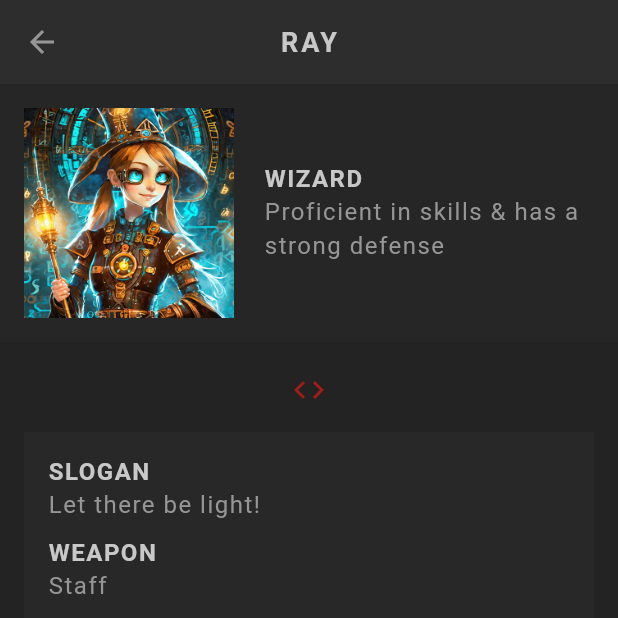
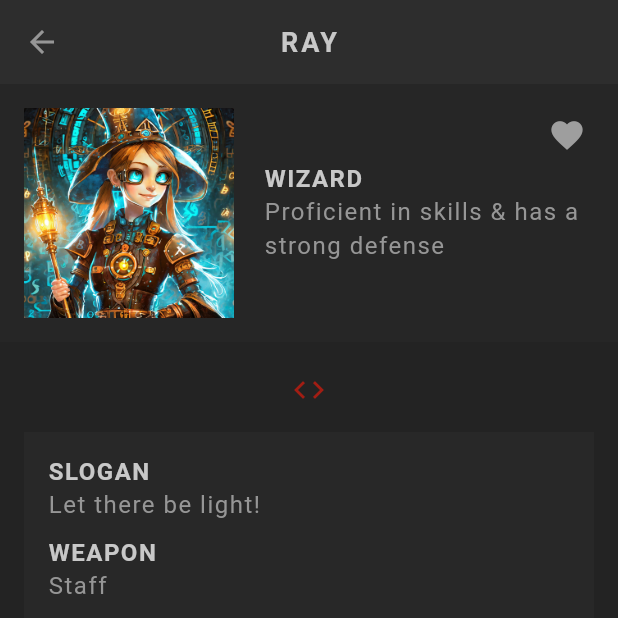
Before and after one commit to lapislazuli21/RPG_Character_App, a Flutter app: the Profile screen opened directly with sample values from the repository, on a phone screen of 412 x 824 dp, the top half of it. Run offline on Flutter 3.47's test engine with Material 3 defaults, Android fonts, the phone set to English and light mode, and no system bars; our stand-ins replace cloud_firestore, firebase_core, google_fonts; accounts and stored records are empty; Roboto replaces fonts that are missing (Kanit).

Commit message:
Intial Dev Completed

```diff
--- a/lib/screens/home/character_card.dart
+++ b/lib/screens/home/character_card.dart
@@ -16,7 +16,10 @@ class CharacterCard extends StatelessWidget {
         padding: const EdgeInsets.symmetric(horizontal: 16, vertical: 8),
         child: Row(
           children: [
-            Image.asset('assets/imgs/vocations/${character.vocation.image}', width: 80,),
+            Hero(
+              tag: character.id.toString(),
+              child: Image.asset('assets/imgs/vocations/${character.vocation.image}', width: 80,)
+            ),
             const SizedBox(width: 20,),
             Column(
               crossAxisAlignment: CrossAxisAlignment.start,
--- /dev/null
+++ b/lib/screens/profile/heart.dart
@@ -0,0 +1,55 @@
+import 'package:crpg/models/character.dart';
+import 'package:crpg/theme.dart';
+import 'package:flutter/material.dart';
+
+class Heart extends StatefulWidget {
+  const Heart({required this.character, super.key});
+
+  final Character character;
+
+  @override
+  State<Heart> createState() => _HeartState();
+}
+
+class _HeartState extends State<Heart> with SingleTickerProviderStateMixin {
+
+  late AnimationController _controller;
+
+  late Animation _sizeAnimation;
+
+  @override
+  void initState() {
+
+    _controller = AnimationController(
+      duration: const Duration(milliseconds: 200),
+      vsync: this
+    );
+
+    _sizeAnimation = TweenSequence([
+      TweenSequenceItem<double>(
+        tween: Tween(begin: 25, end: 40),
+        weight: 50,
+      ),
+      TweenSequenceItem<double>(
+        tween: Tween(begin: 40, end: 25),
+        weight: 50,
+      ),
+    ]).animate(_controller);
+
+    super.initState();
+  }
+
+  @override
+  Widget build(BuildContext context) {
+    return AnimatedBuilder(
+      animation: _controller,
+      builder: (context, child) {
+        return IconButton(onPressed: () {
+          _controller.reset();
+          _controller.forward();
+          widget.character.toggleIsFav();
+        }, icon: Icon(Icons.favorite, color: widget.character.isFav ? AppColors.primaryColor : Colors.grey, size: _sizeAnimation.value,));
+      }
+    );
+  }
+}
--- a/lib/screens/profile/profile.dart
+++ b/lib/screens/profile/profile.dart
@@ -1,3 +1,4 @@
+import 'package:crpg/screens/profile/heart.dart';
 import 'package:crpg/screens/profile/skill_list.dart';
 import 'package:crpg/screens/profile/stats_table.dart';
 import 'package:crpg/services/character_store.dart';
@@ -24,12 +25,17 @@ class Profile extends StatelessWidget {
         child: Column(
           crossAxisAlignment: CrossAxisAlignment.center,
           children: [
+            Stack(
+              children: [
                 Container(
                   padding: const EdgeInsets.all(16),
                   color: AppColors.secondaryColor.withOpacity(0.3),
                   child: Row(
                     children: [
-                  Image.asset('assets/imgs/vocations/${character.vocation.image}', width: 140, height: 140,),
+                      Hero(
+                        tag: character.id.toString(),
+                        child: Image.asset('assets/imgs/vocations/${character.vocation.image}', width: 140, height: 140,)
+                      ),
                       const SizedBox(width: 20,),
                       Expanded(
                         child: Column(
@@ -42,6 +48,9 @@ class Profile extends StatelessWidget {
                       ),
                     ],
                   ),
+                ),
+                Positioned(top: 10, right: 10 ,child: Heart(character: character)),
+              ],
             ),
 
             const SizedBox(height: 20,),
--- a/lib/screens/profile/stats_table.dart
+++ b/lib/screens/profile/stats_table.dart
@@ -13,6 +13,9 @@ class StatsTable extends StatefulWidget {
 }
 
 class _StatsTableState extends State<StatsTable> {
+
+  double turns = 0.0;
+
   @override
   Widget build(BuildContext context) {
     return Padding(
@@ -24,7 +27,7 @@ class _StatsTableState extends State<StatsTable> {
             padding: const EdgeInsets.all(8),
             child: Row(
               children: [
-                Icon(Icons.star, color: widget.character.points > 0 ? Colors.yellow : Colors.grey,),
+                AnimatedRotation(turns: turns, duration: const Duration(milliseconds: 200), child: Icon(Icons.star, color: widget.character.points > 0 ? Colors.yellow : Colors.grey,)),
                 const SizedBox(width: 20,),
                 const StyledText('Stat Points Available:'),
                 const Expanded(child: SizedBox(width: 20,)),
@@ -66,6 +69,7 @@ class _StatsTableState extends State<StatsTable> {
                       onPressed: () {
                         setState(() {
                           widget.character.increaseStat(stat['title']!);
+                          turns += 0.5;
                         });
                       },
                     ),
@@ -78,6 +82,7 @@ class _StatsTableState extends State<StatsTable> {
                       onPressed: () {
                         setState(() {
                           widget.character.decreaseStat(stat['title']!);
+                          turns -= 0.5;
                         });
                       },
                     ),
```
Also changed, not shown: lib/screens/home/home.dart (+7 -1 lines). Lines whose indentation alone changed are shown as unchanged.
